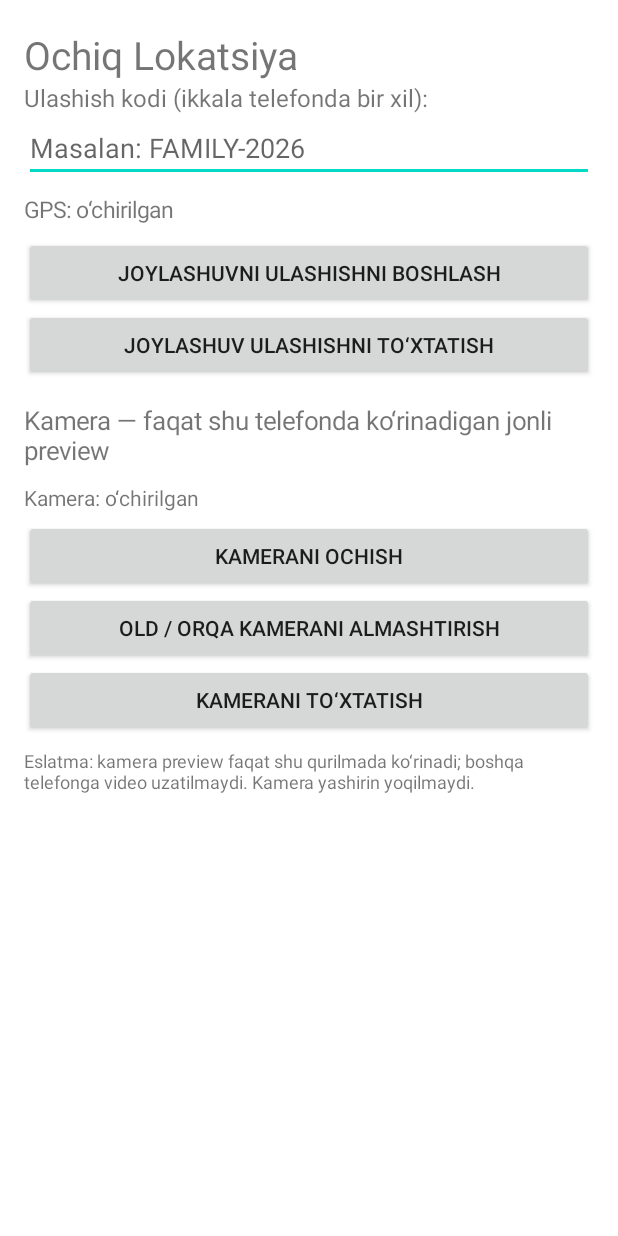
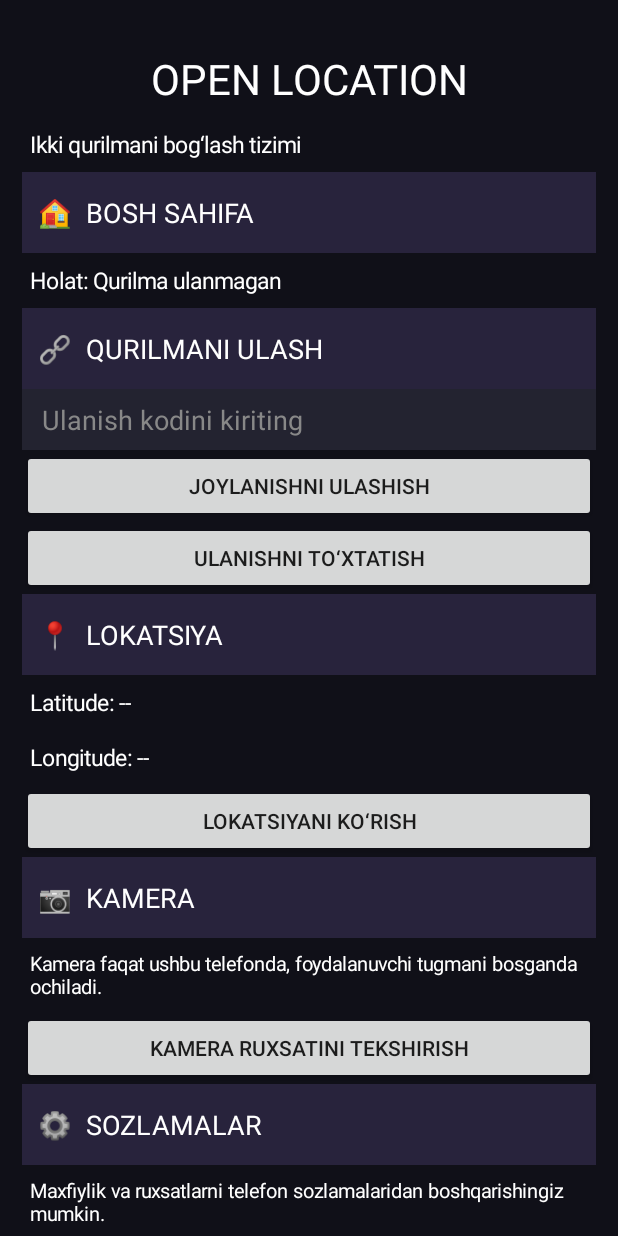
Before and after one commit to javohirgaybullayev72-ops/Revox-Kam, an Android app: the screen it shows after launch (MainActivity), on a phone screen of 412 x 824 dp. Run offline under Robolectric (Android 15) with nearby library versions, the phone set to English and light mode, and no system bars; our stand-ins replace Firebase (no records; nobody signed in at launch, a user with empty details on screens opened directly).

Commit message:
Refactor MainActivity layout and add new features
Refactor MainActivity to improve UI and functionality

```diff
--- a/app/src/main/java/uz/openlocation/app/MainActivity.kt
+++ b/app/src/main/java/uz/openlocation/app/MainActivity.kt
@@ -6,227 +6,385 @@ import android.location.Location
 import android.location.LocationListener
 import android.location.LocationManager
 import android.os.Bundle
-import android.view.ViewGroup
+import android.graphics.Color
+import android.view.Gravity
 import android.widget.*
 import androidx.appcompat.app.AppCompatActivity
-import androidx.camera.core.CameraSelector
-import androidx.camera.core.Preview
-import androidx.camera.lifecycle.ProcessCameraProvider
-import androidx.camera.view.PreviewView
 import androidx.core.app.ActivityCompat
 import androidx.core.content.ContextCompat
 import com.google.firebase.auth.FirebaseAuth
 import com.google.firebase.database.FirebaseDatabase
-import java.text.SimpleDateFormat
-import java.util.*
 
 class MainActivity : AppCompatActivity(), LocationListener {
+
+    private lateinit var locationManager: LocationManager
+    private lateinit var codeInput: EditText
     private lateinit var status: TextView
-    private lateinit var cameraStatus: TextView
-    private lateinit var codeInput: EditText
-    private lateinit var locationManager: LocationManager
-    private lateinit var previewView: PreviewView
+    private lateinit var latitudeText: TextView
+    private lateinit var longitudeText: TextView
+
     private var sharing = false
-    private var cameraProvider: ProcessCameraProvider? = null
-    private var lensFacing = CameraSelector.LENS_FACING_BACK
-    private var cameraRunning = false
+
+    private val database by lazy {
+        FirebaseDatabase.getInstance().reference
+    }
 
     override fun onCreate(savedInstanceState: Bundle?) {
         super.onCreate(savedInstanceState)
-        locationManager = getSystemService(LOCATION_SERVICE) as LocationManager
 
-        val layout = LinearLayout(this).apply {
-            orientation = LinearLayout.VERTICAL
-            setPadding(24, 28, 24, 24)
-        }
-        layout.addView(TextView(this).apply {
-            text = "Ochiq Lokatsiya"
-            textSize = 26f
-        })
-        layout.addView(TextView(this).apply {
-            text = "Ulashish kodi (ikkala telefonda bir xil):"
-            textSize = 16f
-        })
-        codeInput = EditText(this).apply {
-            hint = "Masalan: FAMILY-2026"
-            setSingleLine(true)
-        }
-        layout.addView(codeInput)
-        status = TextView(this).apply {
-            text = "GPS: o‘chirilgan"
-            textSize = 15f
-            setPadding(0, 12, 0, 12)
-        }
-        layout.addView(status)
-        layout.addView(Button(this).apply {
-            text = "Joylashuvni ulashishni boshlash"
-            setOnClickListener { startSharing() }
-        })
-        layout.addView(Button(this).apply {
-            text = "Joylashuv ulashishni to‘xtatish"
-            setOnClickListener { stopSharing() }
-        })
+        locationManager =
+            getSystemService(LOCATION_SERVICE) as LocationManager
 
-        layout.addView(TextView(this).apply {
-            text = "Kamera — faqat shu telefonda ko‘rinadigan jonli preview"
-            textSize = 17f
-            setPadding(0, 22, 0, 8)
-        })
-        previewView = PreviewView(this).apply {
-            layoutParams = LinearLayout.LayoutParams(
-                ViewGroup.LayoutParams.MATCH_PARENT, 300
-            )
-            implementationMode = PreviewView.ImplementationMode.COMPATIBLE
-        }
-        layout.addView(previewView)
-
-        cameraStatus = TextView(this).apply {
-            text = "Kamera: o‘chirilgan"
-            textSize = 14f
-            setPadding(0, 8, 0, 8)
-        }
-        layout.addView(cameraStatus)
-        layout.addView(Button(this).apply {
-            text = "Kamerani ochish"
-            setOnClickListener { requestCameraAndStart() }
-        })
-        layout.addView(Button(this).apply {
-            text = "Old / orqa kamerani almashtirish"
-            setOnClickListener {
-                if (cameraRunning) {
-                    lensFacing = if (lensFacing == CameraSelector.LENS_FACING_BACK)
-                        CameraSelector.LENS_FACING_FRONT else CameraSelector.LENS_FACING_BACK
-                    startCameraPreview()
-                }
-            }
-        })
-        layout.addView(Button(this).apply {
-            text = "Kamerani to‘xtatish"
-            setOnClickListener { stopCameraPreview() }
-        })
-        layout.addView(TextView(this).apply {
-            text = "Eslatma: kamera preview faqat shu qurilmada ko‘rinadi; boshqa telefonga video uzatilmaydi. Kamera yashirin yoqilmaydi."
-            textSize = 12f
-            setPadding(0, 12, 0, 0)
-        })
-        setContentView(ScrollView(this).apply { addView(layout) })
+        createInterface()
     }
 
-    private fun requestCameraAndStart() {
-        if (ContextCompat.checkSelfPermission(this, Manifest.permission.CAMERA)
-            == PackageManager.PERMISSION_GRANTED) {
-            startCameraPreview()
-        } else {
-            ActivityCompat.requestPermissions(this, arrayOf(Manifest.permission.CAMERA), 202)
+    private fun createInterface() {
+
+        val root = LinearLayout(this).apply {
+            orientation = LinearLayout.VERTICAL
+            setPadding(22, 30, 22, 20)
+            setBackgroundColor(Color.rgb(16, 16, 24))
+        }
+
+        val scroll = ScrollView(this)
+        scroll.addView(root)
+
+        val title = TextView(this).apply {
+            text = "OPEN LOCATION"
+            textSize = 28f
+            setTextColor(Color.WHITE)
+            gravity = Gravity.CENTER
+            setPadding(0, 20, 0, 10)
+        }
+
+        root.addView(title)
+
+        addText(root, "Ikki qurilmani bog‘lash tizimi", 15f)
+
+        root.addView(createCard("🏠  BOSH SAHIFA"))
+
+        status = addText(
+            root,
+            "Holat: Qurilma ulanmagan",
+            15f
+        )
+
+        root.addView(createCard("🔗  QURILMANI ULASH"))
+
+        codeInput = EditText(this).apply {
+            hint = "Ulanish kodini kiriting"
+            setSingleLine(true)
+            setTextColor(Color.WHITE)
+            setHintTextColor(Color.GRAY)
+            setPadding(20, 12, 20, 12)
+            setBackgroundColor(Color.rgb(35, 35, 48))
+        }
+
+        root.addView(codeInput)
+
+        addButton(root, "JOYLANISHNI ULASHISH") {
+            startSharing()
+        }
+
+        addButton(root, "ULANISHNI TO‘XTATISH") {
+            stopSharing()
+        }
+
+        root.addView(createCard("📍  LOKATSIYA"))
+
+        latitudeText = addText(
+            root,
+            "Latitude: --",
+            15f
+        )
+
+        longitudeText = addText(
+            root,
+            "Longitude: --",
+            15f
+        )
+
+        addButton(root, "LOKATSIYANI KO‘RISH") {
+            readLocation()
+        }
+
+        root.addView(createCard("📷  KAMERA"))
+
+        addText(
+            root,
+            "Kamera faqat ushbu telefonda, foydalanuvchi tugmani bosganda ochiladi.",
+            13f
+        )
+
+        addButton(root, "KAMERA RUXSATINI TEKSHIRISH") {
+            requestCameraPermission()
+        }
+
+        root.addView(createCard("⚙️  SOZLAMALAR"))
+
+        addText(
+            root,
+            "Maxfiylik va ruxsatlarni telefon sozlamalaridan boshqarishingiz mumkin.",
+            13f
+        )
+
+        addText(
+            root,
+            "Ochiq Lokatsiya v1.2",
+            12f
+        )
+
+        setContentView(scroll)
+    }
+
+    private fun createCard(text: String): TextView {
+        return TextView(this).apply {
+            this.text = text
+            textSize = 18f
+            setTextColor(Color.WHITE)
+            setPadding(16, 22, 16, 22)
+            setBackgroundColor(Color.rgb(40, 35, 60))
         }
     }
 
-    private fun startCameraPreview() {
-        val future = ProcessCameraProvider.getInstance(this)
-        future.addListener({
-            try {
-                cameraProvider = future.get()
-                val preview = Preview.Builder().build().also {
-                    it.setSurfaceProvider(previewView.surfaceProvider)
-                }
-                val selector = CameraSelector.Builder().requireLensFacing(lensFacing).build()
-                cameraProvider?.unbindAll()
-                cameraProvider?.bindToLifecycle(this, selector, preview)
-                cameraRunning = true
-                cameraStatus.text = if (lensFacing == CameraSelector.LENS_FACING_BACK)
-                    "Kamera: ORQA kamera faol" else "Kamera: OLD kamera faol"
-            } catch (e: Exception) {
-                cameraStatus.text = "Kamera xatosi: ${e.localizedMessage}"
-            }
-        }, ContextCompat.getMainExecutor(this))
+    private fun addText(
+        parent: LinearLayout,
+        text: String,
+        size: Float
+    ): TextView {
+
+        val view = TextView(this).apply {
+            this.text = text
+            textSize = size
+            setTextColor(Color.WHITE)
+            setPadding(8, 12, 8, 12)
+        }
+
+        parent.addView(view)
+        return view
     }
 
-    private fun stopCameraPreview() {
-        cameraProvider?.unbindAll()
-        cameraRunning = false
-        cameraStatus.text = "Kamera: to‘xtatildi"
-        previewView.setBackgroundColor(android.graphics.Color.BLACK)
+    private fun addButton(
+        parent: LinearLayout,
+        text: String,
+        action: () -> Unit
+    ) {
+
+        val button = Button(this).apply {
+            this.text = text
+            setOnClickListener { action() }
+        }
+
+        parent.addView(button)
+    }
+
+    private fun authenticate(action: () -> Unit) {
+
+        FirebaseAuth.getInstance()
+            .signInAnonymously()
+            .addOnSuccessListener {
+                action()
+            }
+            .addOnFailureListener {
+                status.text =
+                    "Firebase xatosi: ${it.localizedMessage}"
+            }
     }
 
     private fun startSharing() {
+
         val code = codeInput.text.toString().trim()
+
         if (code.length < 6) {
-            Toast.makeText(this, "Kamida 6 belgili ulashish kodini kiriting", Toast.LENGTH_LONG).show()
+            status.text = "Kamida 6 belgili kod kiriting"
             return
         }
-        if (ActivityCompat.checkSelfPermission(this, Manifest.permission.ACCESS_FINE_LOCATION)
-            != PackageManager.PERMISSION_GRANTED) {
-            ActivityCompat.requestPermissions(this, arrayOf(
-                Manifest.permission.ACCESS_FINE_LOCATION,
-                Manifest.permission.ACCESS_COARSE_LOCATION
-            ), 101)
+
+        if (ContextCompat.checkSelfPermission(
+                this,
+                Manifest.permission.ACCESS_FINE_LOCATION
+            ) != PackageManager.PERMISSION_GRANTED
+        ) {
+
+            ActivityCompat.requestPermissions(
+                this,
+                arrayOf(
+                    Manifest.permission.ACCESS_FINE_LOCATION,
+                    Manifest.permission.ACCESS_COARSE_LOCATION
+                ),
+                101
+            )
+
             return
         }
-        sharing = true
-        status.text = "GPS: ulashishga ulanmoqda…"
-        FirebaseAuth.getInstance().signInAnonymously().addOnSuccessListener {
+
+        authenticate {
+
+            sharing = true
+
             try {
-                locationManager.requestLocationUpdates(LocationManager.GPS_PROVIDER, 10000L, 10f, this)
-                locationManager.requestLocationUpdates(LocationManager.NETWORK_PROVIDER, 15000L, 20f, this)
-                locationManager.getLastKnownLocation(LocationManager.GPS_PROVIDER)?.let { onLocationChanged(it) }
-            } catch (e: SecurityException) {
-                status.text = "GPS ruxsati kerak"
+
+                locationManager.requestLocationUpdates(
+                    LocationManager.GPS_PROVIDER,
+                    10000L,
+                    10f,
+                    this
+                )
+
+                status.text = "Lokatsiya ulashish boshlandi"
+
+            } catch (e: Exception) {
+
+                status.text = "GPS xatosi: ${e.message}"
             }
-        }.addOnFailureListener {
-            sharing = false
-            status.text = "Firebase ulanish xatosi: ${it.localizedMessage}"
         }
     }
 
     override fun onLocationChanged(location: Location) {
+
         if (!sharing) return
+
         val code = codeInput.text.toString().trim()
+
+        latitudeText.text =
+            "Latitude: ${location.latitude}"
+
+        longitudeText.text =
+            "Longitude: ${location.longitude}"
+
         val data = mapOf(
             "latitude" to location.latitude,
             "longitude" to location.longitude,
-            "accuracyMeters" to location.accuracy,
-            "updatedAt" to SimpleDateFormat("yyyy-MM-dd'T'HH:mm:ssXXX", Locale.US).format(Date())
+            "accuracy" to location.accuracy,
+            "timestamp" to System.currentTimeMillis()
         )
-        FirebaseDatabase.getInstance().reference.child("sharedLocations")
-            .child(code).setValue(data)
+
+        database.child("sharedLocations")
+            .child(code)
+            .setValue(data)
             .addOnSuccessListener {
-                status.text = "GPS ulashilmoqda\nLat: ${location.latitude}\nLon: ${location.longitude}\nAniqlik: ${location.accuracy.toInt()} m"
+                status.text = "Lokatsiya ulashilmoqda"
             }
-            .addOnFailureListener { status.text = "Firebase yozish xatosi: ${it.localizedMessage}" }
+            .addOnFailureListener {
+                status.text =
+                    "Firebase yozish xatosi: ${it.message}"
+            }
     }
 
-    override fun onProviderEnabled(provider: String) {}
-    override fun onProviderDisabled(provider: String) {}
-    @Deprecated("Deprecated in Java")
-    override fun onStatusChanged(provider: String?, status: Int, extras: Bundle?) {}
+    private fun readLocation() {
+
+        val code = codeInput.text.toString().trim()
+
+        if (code.length < 6) {
+            status.text = "Ulanish kodini kiriting"
+            return
+        }
+
+        authenticate {
+
+            database.child("sharedLocations")
+                .child(code)
+                .get()
+                .addOnSuccessListener { snapshot ->
+
+                    if (!snapshot.exists()) {
+                        status.text = "Lokatsiya topilmadi"
+                        return@addOnSuccessListener
+                    }
+
+                    val lat = snapshot.child("latitude")
+                        .getValue(Double::class.java)
+
+                    val lon = snapshot.child("longitude")
+                        .getValue(Double::class.java)
+
+                    latitudeText.text = "Latitude: $lat"
+                    longitudeText.text = "Longitude: $lon"
+
+                    status.text = "Lokatsiya olindi"
+                }
+                .addOnFailureListener {
+                    status.text = "O‘qish xatosi: ${it.message}"
+                }
+        }
+    }
 
     private fun stopSharing() {
+
         sharing = false
-        try { locationManager.removeUpdates(this) } catch (_: Exception) {}
-        status.text = "GPS: ulashish to‘xtatildi"
+
+        try {
+            locationManager.removeUpdates(this)
+        } catch (_: Exception) {
+        }
+
+        status.text = "Lokatsiya ulashish to‘xtatildi"
     }
 
-    override fun onRequestPermissionsResult(requestCode: Int, permissions: Array<out String>, grantResults: IntArray) {
-        super.onRequestPermissionsResult(requestCode, permissions, grantResults)
-        if (grantResults.isEmpty() || grantResults[0] != PackageManager.PERMISSION_GRANTED) {
-            if (requestCode == 202) cameraStatus.text = "Kamera ruxsati berilmadi"
-            if (requestCode == 101) status.text = "GPS ruxsati berilmadi"
-            return
+    private fun requestCameraPermission() {
+
+        if (ContextCompat.checkSelfPermission(
+                this,
+                Manifest.permission.CAMERA
+            ) == PackageManager.PERMISSION_GRANTED
+        ) {
+
+            Toast.makeText(
+                this,
+                "Kamera ruxsati berilgan",
+                Toast.LENGTH_SHORT
+            ).show()
+
+        } else {
+
+            ActivityCompat.requestPermissions(
+                this,
+                arrayOf(Manifest.permission.CAMERA),
+                202
+            )
         }
-        when (requestCode) {
-            202 -> startCameraPreview()
-            101 -> startSharing()
+    }
+
+    override fun onRequestPermissionsResult(
+        requestCode: Int,
+        permissions: Array<out String>,
+        grantResults: IntArray
+    ) {
+
+        super.onRequestPermissionsResult(
+            requestCode,
+            permissions,
+            grantResults
+        )
+
+        if (grantResults.isNotEmpty() &&
+            grantResults[0] == PackageManager.PERMISSION_GRANTED
+        ) {
+
+            if (requestCode == 101) {
+                startSharing()
+            }
+
+            if (requestCode == 202) {
+                Toast.makeText(
+                    this,
+                    "Kamera ruxsati berildi",
+                    Toast.LENGTH_SHORT
+                ).show()
+            }
+
+        } else {
+
+            status.text = "Ruxsat berilmadi"
         }
     }
 
     override fun onStop() {
-        stopCameraPreview()
         super.onStop()
     }
 
     override fun onDestroy() {
         stopSharing()
-        stopCameraPreview()
         super.onDestroy()
     }
 }
```
